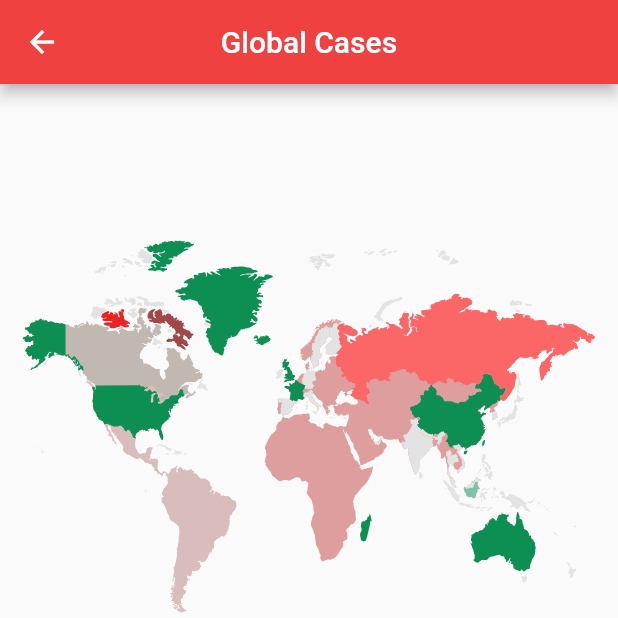
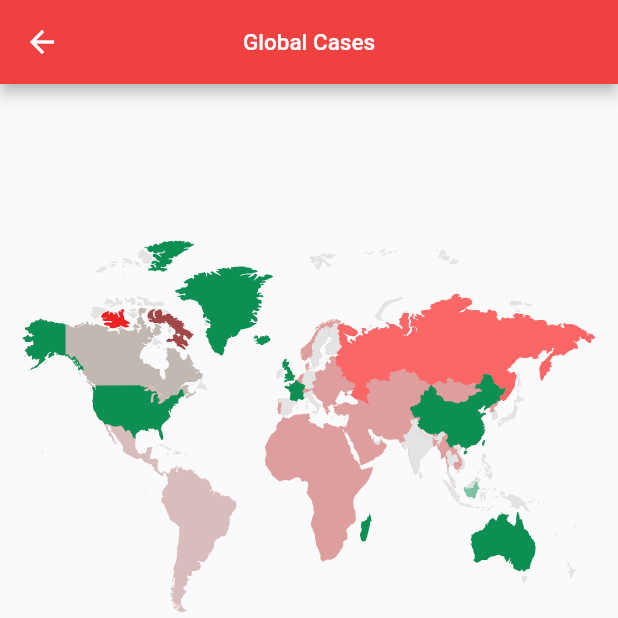
Before and after one commit to 04burhanuddin/Covid_Indonesia-Flutter-Null_Safety, a Flutter app: the GlobalCasesPage screen opened directly, on a phone screen of 412 x 824 dp, the top half of it. Run offline on Flutter 3.47's test engine with Material 2 defaults, Android fonts, the phone set to English and light mode, and no system bars; our stand-ins replace dio, flutter_svg, google_fonts; network calls fail.

Commit message:
update new

```diff
--- a/lib/pages/global_data.dart
+++ b/lib/pages/global_data.dart
@@ -23,7 +23,10 @@ class _GlobalCasesPageState extends State<GlobalCasesPage> {
     return Scaffold(
       appBar: AppBar(
         backgroundColor: red,
-        title: Text("Global Cases"),
+        title: Text(
+          "Global Cases",
+          style: TextStyle(fontSize: 15),
+        ),
         centerTitle: true,
       ),
       body: Column(
--- a/lib/widgets/cards_data_global.dart
+++ b/lib/widgets/cards_data_global.dart
@@ -17,6 +17,7 @@ Future<GlobalData> globalPositif() async {
 Future<GlobalData> globalRecovered() async {
   var dio = Dio();
   final response = await dio.get('https://api.kawalcorona.com/sembuh');
+  print(response.data);
   if (response.statusCode == 200) {
     return GlobalData.fromJson(
       response.data,
```
Also changed, not shown: lib/widgets/card_medical_help.dart (+10 -8 lines), lib/widgets/cards_data_indo.dart (+4 -4 lines), lib/widgets/icon_navigator.dart (+6 -6 lines).
